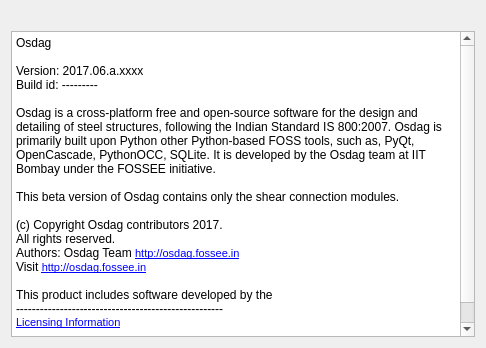
GreatDevelopers/osdag-core, file ui_about_osdag.ui: the form before one commit.
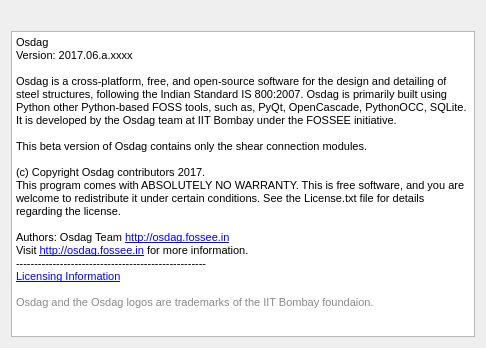
The form after the commit. Icons and pictures are not drawn.

Commit message: update about osdag contents

Diff of the .ui file:
```diff
--- a/ui_about_osdag.ui
+++ b/ui_about_osdag.ui
@@ -30,30 +30,32 @@
    </item>
    <item row="1" column="0">
     <widget class="QTextBrowser" name="textBrowser">
+     <property name="font">
+      <font>
+       <family>Arial</family>
+      </font>
+     </property>
      <property name="html">
       <string>&lt;!DOCTYPE HTML PUBLIC &quot;-//W3C//DTD HTML 4.0//EN&quot; &quot;http://www.w3.org/TR/REC-html40/strict.dtd&quot;&gt;
 &lt;html&gt;&lt;head&gt;&lt;meta name=&quot;qrichtext&quot; content=&quot;1&quot; /&gt;&lt;style type=&quot;text/css&quot;&gt;
 p, li { white-space: pre-wrap; }
-&lt;/style&gt;&lt;/head&gt;&lt;body style=&quot; font-family:'MS Shell Dlg 2'; font-size:7.8pt; font-weight:400; font-style:normal;&quot;&gt;
-&lt;p style=&quot; margin-top:0px; margin-bottom:0px; margin-left:0px; margin-right:0px; -qt-block-indent:0; text-indent:0px;&quot;&gt;&lt;span style=&quot; font-size:9pt;&quot;&gt;Osdag&lt;/span&gt;&lt;/p&gt;
-&lt;p style=&quot;-qt-paragraph-type:empty; margin-top:0px; margin-bottom:0px; margin-left:0px; margin-right:0px; -qt-block-indent:0; text-indent:0px; font-size:9pt;&quot;&gt;&lt;br /&gt;&lt;/p&gt;
-&lt;p style=&quot; margin-top:0px; margin-bottom:0px; margin-left:0px; margin-right:0px; -qt-block-indent:0; text-indent:0px;&quot;&gt;&lt;span style=&quot; font-size:9pt;&quot;&gt;Version: 2017.06.a.xxxx&lt;/span&gt;&lt;/p&gt;
-&lt;p style=&quot; margin-top:0px; margin-bottom:0px; margin-left:0px; margin-right:0px; -qt-block-indent:0; text-indent:0px;&quot;&gt;&lt;span style=&quot; font-size:9pt;&quot;&gt;Build id: ---------&lt;/span&gt;&lt;/p&gt;
-&lt;p style=&quot;-qt-paragraph-type:empty; margin-top:0px; margin-bottom:0px; margin-left:0px; margin-right:0px; -qt-block-indent:0; text-indent:0px; font-size:9pt;&quot;&gt;&lt;br /&gt;&lt;/p&gt;
-&lt;p style=&quot; margin-top:0px; margin-bottom:0px; margin-left:0px; margin-right:0px; -qt-block-indent:0; text-indent:0px;&quot;&gt;&lt;span style=&quot; font-family:'monospace, monospace'; font-size:9pt;&quot;&gt;Osdag is a cross-platform free and open-source software for the design and detailing of steel structures, following the Indian Standard IS 800:2007. Osdag is primarily built upon Python other Python-based FOSS tools, such as, PyQt, OpenCascade, PythonOCC, SQLite. It is developed by the Osdag team at IIT Bombay under the FOSSEE initiative. &lt;/span&gt;&lt;/p&gt;
-&lt;p style=&quot;-qt-paragraph-type:empty; margin-top:0px; margin-bottom:0px; margin-left:0px; margin-right:0px; -qt-block-indent:0; text-indent:0px; font-size:9pt;&quot;&gt;&lt;br /&gt;&lt;/p&gt;
-&lt;p style=&quot; margin-top:0px; margin-bottom:0px; margin-left:0px; margin-right:0px; -qt-block-indent:0; text-indent:0px;&quot;&gt;&lt;span style=&quot; font-family:'monospace, monospace'; font-size:9pt;&quot;&gt;This beta version of Osdag contains only the shear connection modules.&lt;/span&gt;&lt;/p&gt;
-&lt;p style=&quot;-qt-paragraph-type:empty; margin-top:0px; margin-bottom:0px; margin-left:0px; margin-right:0px; -qt-block-indent:0; text-indent:0px; font-size:9pt;&quot;&gt;&lt;br /&gt;&lt;/p&gt;
-&lt;p style=&quot; margin-top:0px; margin-bottom:0px; margin-left:0px; margin-right:0px; -qt-block-indent:0; text-indent:0px;&quot;&gt;&lt;span style=&quot; font-size:9pt;&quot;&gt;(c) Copyright Osdag contributors 2017.&lt;/span&gt;&lt;/p&gt;
-&lt;p style=&quot; margin-top:0px; margin-bottom:0px; margin-left:0px; margin-right:0px; -qt-block-indent:0; text-indent:0px;&quot;&gt;&lt;span style=&quot; font-size:9pt;&quot;&gt;All rights reserved.&lt;/span&gt;&lt;/p&gt;
-&lt;p style=&quot; margin-top:0px; margin-bottom:0px; margin-left:0px; margin-right:0px; -qt-block-indent:0; text-indent:0px;&quot;&gt;&lt;span style=&quot; font-size:9pt;&quot;&gt;Authors: Osdag Team &lt;/span&gt;&lt;a href=&quot;http://osdag.fossee.in&quot;&gt;&lt;span style=&quot; font-size:8pt; text-decoration: underline; color:#0000ff;&quot;&gt;http://osdag.fossee.in&lt;/span&gt;&lt;/a&gt;&lt;/p&gt;
-&lt;p style=&quot; margin-top:0px; margin-bottom:0px; margin-left:0px; margin-right:0px; -qt-block-indent:0; text-indent:0px;&quot;&gt;&lt;span style=&quot; font-size:9pt;&quot;&gt;Visit &lt;/span&gt;&lt;a href=&quot;http://osdag.fossee.in&quot;&gt;&lt;span style=&quot; font-size:8pt; text-decoration: underline; color:#0000ff;&quot;&gt;http://osdag.fossee.in&lt;/span&gt;&lt;/a&gt;&lt;/p&gt;
-&lt;p style=&quot;-qt-paragraph-type:empty; margin-top:0px; margin-bottom:0px; margin-left:0px; margin-right:0px; -qt-block-indent:0; text-indent:0px; font-size:9pt;&quot;&gt;&lt;br /&gt;&lt;/p&gt;
-&lt;p style=&quot; margin-top:0px; margin-bottom:0px; margin-left:0px; margin-right:0px; -qt-block-indent:0; text-indent:0px;&quot;&gt;&lt;span style=&quot; font-size:9pt;&quot;&gt;This product includes software developed by the&lt;/span&gt;&lt;/p&gt;
-&lt;p style=&quot; margin-top:0px; margin-bottom:0px; margin-left:0px; margin-right:0px; -qt-block-indent:0; text-indent:0px;&quot;&gt;&lt;span style=&quot; font-size:9pt;&quot;&gt;----------------------------------------------------&lt;/span&gt;&lt;/p&gt;
-&lt;p style=&quot; margin-top:0px; margin-bottom:0px; margin-left:0px; margin-right:0px; -qt-block-indent:0; text-indent:0px;&quot;&gt;&lt;a href=&quot;somelink&quot;&gt;&lt;span style=&quot; font-size:8pt; text-decoration: underline; color:#0000ff;&quot;&gt;Licensing Information&lt;/span&gt;&lt;/a&gt;&lt;/p&gt;
-&lt;p style=&quot;-qt-paragraph-type:empty; margin-top:0px; margin-bottom:0px; margin-left:0px; margin-right:0px; -qt-block-indent:0; text-indent:0px; font-size:8pt; text-decoration: underline; color:#0000ff;&quot;&gt;&lt;br /&gt;&lt;/p&gt;
-&lt;p style=&quot; margin-top:0px; margin-bottom:0px; margin-left:0px; margin-right:0px; -qt-block-indent:0; text-indent:0px;&quot;&gt;&lt;span style=&quot; font-size:8pt; color:#8a8a8a;&quot;&gt;Osdag and the Osdag logos are trademarks of the IIT Bombay foundaion.&lt;/span&gt;&lt;/p&gt;&lt;/body&gt;&lt;/html&gt;</string>
+&lt;/style&gt;&lt;/head&gt;&lt;body style=&quot; font-family:'Arial'; font-size:7.8pt; font-weight:400; font-style:normal;&quot;&gt;
+&lt;p style=&quot; margin-top:0px; margin-bottom:0px; margin-left:0px; margin-right:0px; -qt-block-indent:0; text-indent:0px;&quot;&gt;&lt;span style=&quot; font-family:'monospace, monospace'; font-size:8pt;&quot;&gt;Osdag &lt;/span&gt;&lt;/p&gt;
+&lt;p style=&quot; margin-top:0px; margin-bottom:0px; margin-left:0px; margin-right:0px; -qt-block-indent:0; text-indent:0px;&quot;&gt;&lt;span style=&quot; font-family:'MS Shell Dlg 2'; font-size:8pt;&quot;&gt;Version: 2017.06.a.xxxx&lt;/span&gt;&lt;/p&gt;
+&lt;p style=&quot;-qt-paragraph-type:empty; margin-top:0px; margin-bottom:0px; margin-left:0px; margin-right:0px; -qt-block-indent:0; text-indent:0px; font-family:'MS Shell Dlg 2'; font-size:8pt;&quot;&gt;&lt;br /&gt;&lt;/p&gt;
+&lt;p style=&quot; margin-top:0px; margin-bottom:0px; margin-left:0px; margin-right:0px; -qt-block-indent:0; text-indent:0px;&quot;&gt;&lt;span style=&quot; font-family:'monospace, monospace'; font-size:8pt;&quot;&gt;Osdag is a cross-platform, free, and open-source software for the design and detailing of steel structures, following the Indian Standard IS 800:2007. Osdag is primarily built using Python other Python-based FOSS tools, such as, PyQt, OpenCascade, PythonOCC, SQLite. It is developed by the Osdag team at IIT Bombay under the FOSSEE initiative. &lt;/span&gt;&lt;/p&gt;
+&lt;p style=&quot;-qt-paragraph-type:empty; margin-top:0px; margin-bottom:0px; margin-left:0px; margin-right:0px; -qt-block-indent:0; text-indent:0px; font-family:'MS Shell Dlg 2'; font-size:8pt;&quot;&gt;&lt;br /&gt;&lt;/p&gt;
+&lt;p style=&quot; margin-top:0px; margin-bottom:0px; margin-left:0px; margin-right:0px; -qt-block-indent:0; text-indent:0px;&quot;&gt;&lt;span style=&quot; font-family:'monospace, monospace'; font-size:8pt;&quot;&gt;This beta version of Osdag contains only the shear connection modules.&lt;/span&gt;&lt;/p&gt;
+&lt;p style=&quot;-qt-paragraph-type:empty; margin-top:0px; margin-bottom:0px; margin-left:0px; margin-right:0px; -qt-block-indent:0; text-indent:0px; font-family:'MS Shell Dlg 2'; font-size:8pt;&quot;&gt;&lt;br /&gt;&lt;/p&gt;
+&lt;p style=&quot; margin-top:0px; margin-bottom:0px; margin-left:0px; margin-right:0px; -qt-block-indent:0; text-indent:0px;&quot;&gt;&lt;span style=&quot; font-family:'MS Shell Dlg 2'; font-size:8pt;&quot;&gt;(c) Copyright Osdag contributors 2017.&lt;/span&gt;&lt;/p&gt;
+&lt;p style=&quot; margin-top:0px; margin-bottom:0px; margin-left:0px; margin-right:0px; -qt-block-indent:0; text-indent:0px;&quot;&gt;&lt;span style=&quot; font-family:'MS Shell Dlg 2'; font-size:8pt;&quot;&gt;This program comes with ABSOLUTELY NO WARRANTY. This is free software, and you are welcome to redistribute it under certain conditions. See the License.txt file for details regarding the license.&lt;/span&gt;&lt;/p&gt;
+&lt;p style=&quot;-qt-paragraph-type:empty; margin-top:0px; margin-bottom:0px; margin-left:0px; margin-right:0px; -qt-block-indent:0; text-indent:0px; font-family:'MS Shell Dlg 2'; font-size:8pt;&quot;&gt;&lt;br /&gt;&lt;/p&gt;
+&lt;p style=&quot; margin-top:0px; margin-bottom:0px; margin-left:0px; margin-right:0px; -qt-block-indent:0; text-indent:0px;&quot;&gt;&lt;span style=&quot; font-family:'MS Shell Dlg 2'; font-size:8pt;&quot;&gt;Authors: Osdag Team &lt;/span&gt;&lt;a href=&quot;http://osdag.fossee.in&quot;&gt;&lt;span style=&quot; font-family:'MS Shell Dlg 2'; font-size:8pt; text-decoration: underline; color:#0000ff;&quot;&gt;http://osdag.fossee.in&lt;/span&gt;&lt;/a&gt;&lt;/p&gt;
+&lt;p style=&quot; margin-top:0px; margin-bottom:0px; margin-left:0px; margin-right:0px; -qt-block-indent:0; text-indent:0px;&quot;&gt;&lt;span style=&quot; font-family:'MS Shell Dlg 2'; font-size:8pt;&quot;&gt;Visit &lt;/span&gt;&lt;a href=&quot;http://osdag.fossee.in&quot;&gt;&lt;span style=&quot; font-family:'MS Shell Dlg 2'; font-size:8pt; text-decoration: underline; color:#0000ff;&quot;&gt;http://osdag.fossee.in&lt;/span&gt;&lt;/a&gt;&lt;span style=&quot; font-family:'MS Shell Dlg 2'; font-size:8pt;&quot;&gt; for more information.&lt;/span&gt;&lt;/p&gt;
+&lt;p style=&quot; margin-top:0px; margin-bottom:0px; margin-left:0px; margin-right:0px; -qt-block-indent:0; text-indent:0px;&quot;&gt;&lt;span style=&quot; font-family:'MS Shell Dlg 2'; font-size:8pt;&quot;&gt;----------------------------------------------------&lt;/span&gt;&lt;/p&gt;
+&lt;p style=&quot; margin-top:0px; margin-bottom:0px; margin-left:0px; margin-right:0px; -qt-block-indent:0; text-indent:0px;&quot;&gt;&lt;a href=&quot;somelink&quot;&gt;&lt;span style=&quot; font-family:'MS Shell Dlg 2'; font-size:8pt; text-decoration: underline; color:#0000ff;&quot;&gt;Licensing Information&lt;/span&gt;&lt;/a&gt;&lt;/p&gt;
+&lt;p style=&quot;-qt-paragraph-type:empty; margin-top:0px; margin-bottom:0px; margin-left:0px; margin-right:0px; -qt-block-indent:0; text-indent:0px; font-family:'MS Shell Dlg 2'; font-size:8pt; text-decoration: underline; color:#0000ff;&quot;&gt;&lt;br /&gt;&lt;/p&gt;
+&lt;p style=&quot; margin-top:0px; margin-bottom:0px; margin-left:0px; margin-right:0px; -qt-block-indent:0; text-indent:0px;&quot;&gt;&lt;span style=&quot; font-family:'MS Shell Dlg 2'; font-size:8pt; color:#8a8a8a;&quot;&gt;Osdag and the Osdag logos are trademarks of the IIT Bombay foundaion.&lt;/span&gt;&lt;/p&gt;&lt;/body&gt;&lt;/html&gt;</string>
      </property>
      <property name="openExternalLinks">
       <bool>true</bool>
```
The commit also changes 1 other file.
